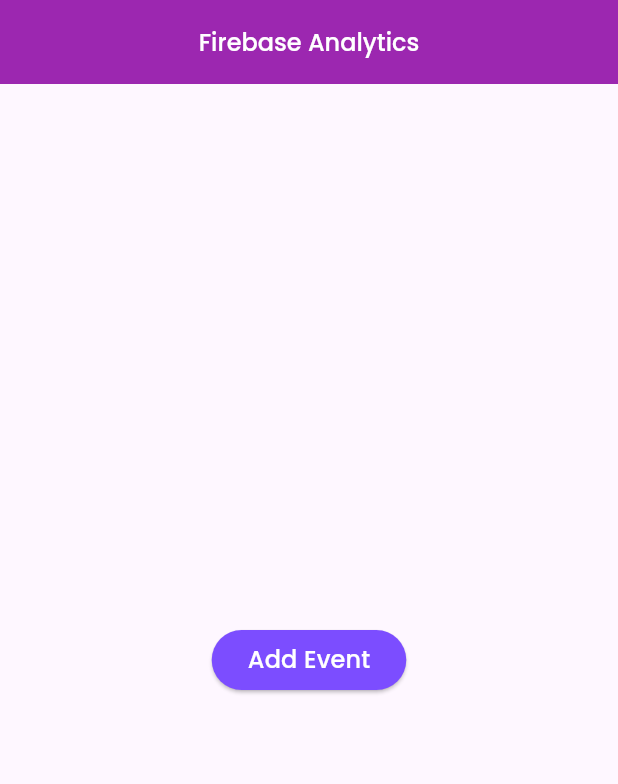
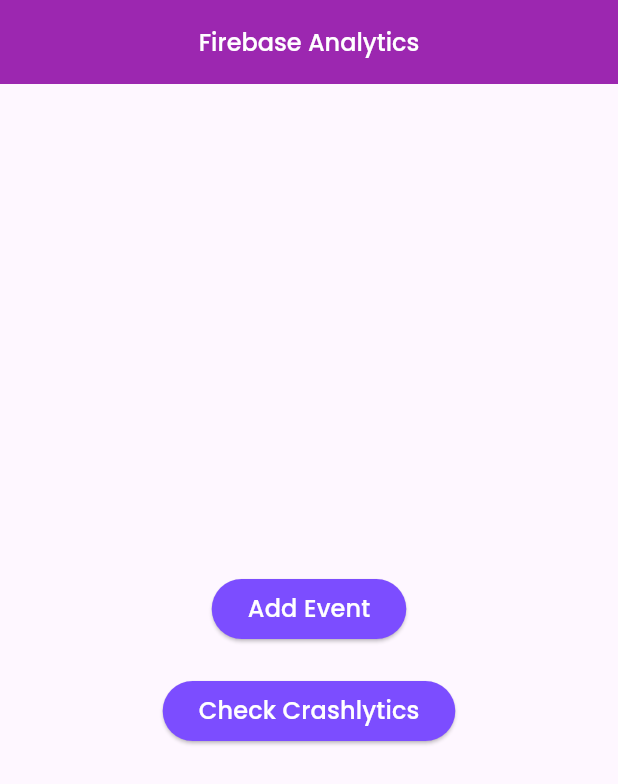
Before and after one commit to anikbubtcse/Firebase-Analytics, a Flutter app: the screen it shows after launch, on a phone screen of 412 x 824 dp. Shown: the top 784 px of the screen. Run offline on Flutter 3.47's test engine with Material 3 defaults, Android fonts, the phone set to English and light mode, and no system bars; our stand-ins replace firebase_analytics, firebase_core, firebase_crashlytics, get_it, google_fonts; accounts and stored records are empty.

Commit message:
Firebase Crashlytics

```diff
--- a/lib/pages/home_page.dart
+++ b/lib/pages/home_page.dart
@@ -22,7 +22,10 @@ class HomePage extends StatelessWidget {
         backgroundColor: Colors.purple,
       ),
       body: Center(
-        child: ElevatedButton(
+        child: Column(
+          mainAxisAlignment: MainAxisAlignment.center,
+          children: [
+            ElevatedButton(
               style: ElevatedButton.styleFrom(
                   backgroundColor: Colors.deepPurpleAccent),
               onPressed: () {
@@ -37,6 +40,23 @@ class HomePage extends StatelessWidget {
                       fontWeight: FontWeight.w500,
                       color: Colors.white)),
             ),
+            const SizedBox(
+              height: 20,
+            ),
+            ElevatedButton(
+              style: ElevatedButton.styleFrom(
+                  backgroundColor: Colors.deepPurpleAccent),
+              onPressed: () {
+                throw Exception();
+              },
+              child: Text("Check Crashlytics",
+                  style: GoogleFonts.poppins(
+                      fontSize: 16,
+                      fontWeight: FontWeight.w500,
+                      color: Colors.white)),
+            ),
+          ],
+        ),
       ),
     );
   }
--- a/pubspec.yaml
+++ b/pubspec.yaml
@@ -39,6 +39,7 @@ dependencies:
   google_fonts: ^6.2.1
   firebase_analytics: ^10.10.6
   get_it: ^7.7.0
+  firebase_crashlytics: ^3.5.6
 
 dev_dependencies:
   flutter_test:
```
Also changed, not shown: lib/main.dart (+11 -0 lines), pubspec.lock, 3 other files. Lines whose indentation alone changed are shown as unchanged.
